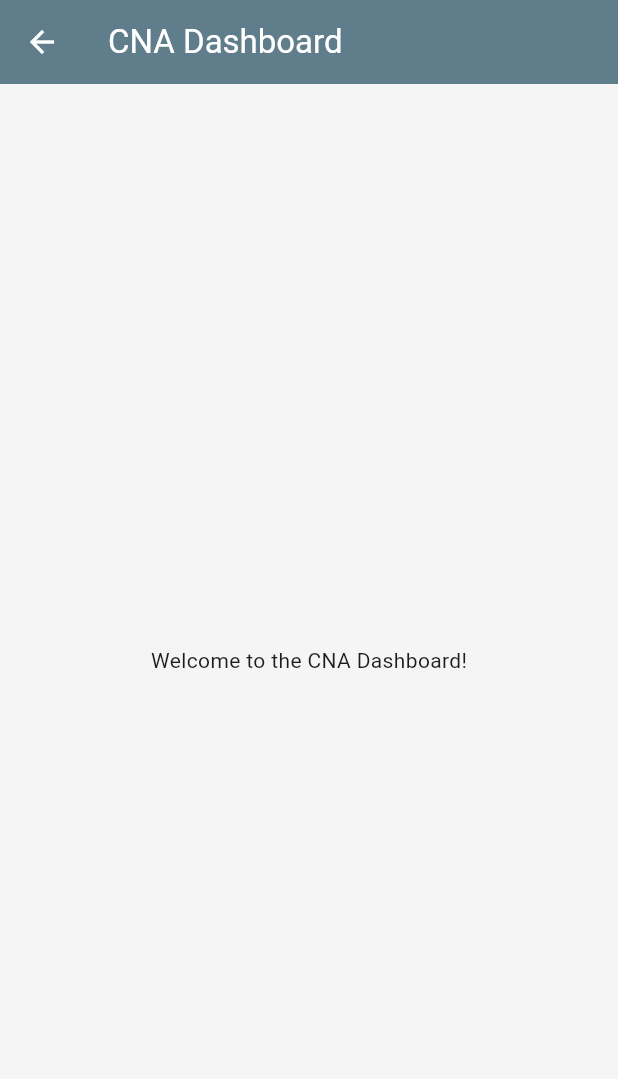
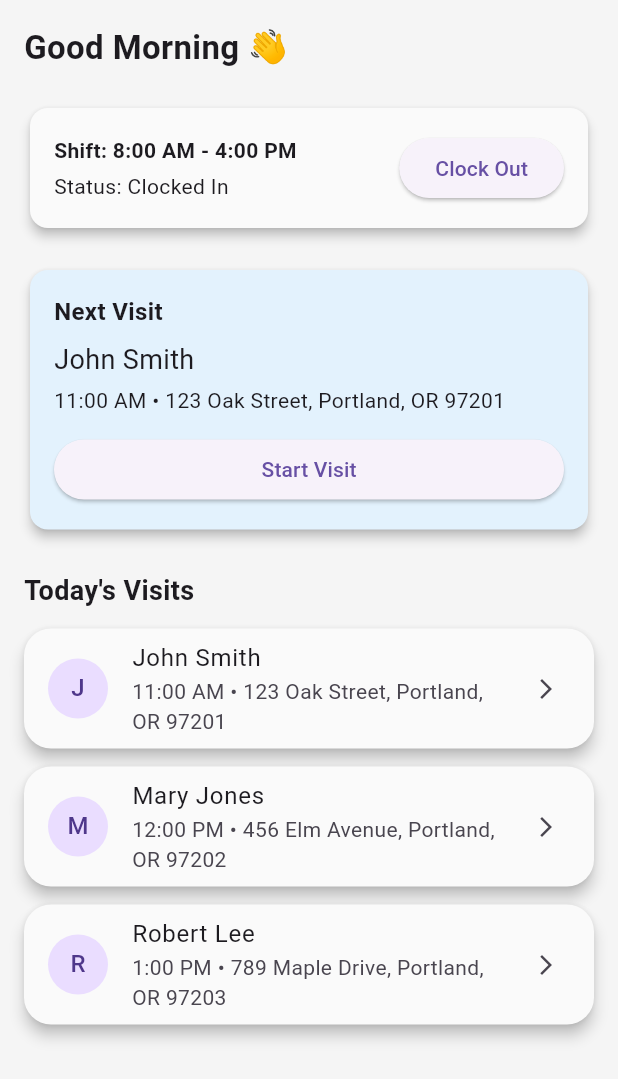
Before and after one commit to ThatoSiphosethu/hospice_app, a Flutter app: the CNADashboard screen opened by its route, on a phone screen of 412 x 824 dp. Shown: the top 1079 px of the screen. Run offline on Flutter 3.47's test engine with Material 3 defaults, Android fonts, the phone set to English and light mode, and no system bars.

Commit message:
cnaDashboard

```diff
--- a/lib/core/routing/app_router.dart
+++ b/lib/core/routing/app_router.dart
@@ -6,7 +6,6 @@ import 'package:flutter/material.dart';
 import 'package:hospice_app/features/ehr/domain/patient.dart';
 
 import '../../features/admin/presentation/admin_dashboard.dart';
-import '../../features/clinician/presentation/doctor_dashboard.dart';
 import '../../features/clinician/presentation/cna_dashboard.dart';
 import '../../features/patient_portal/presentation/patient_dashboard.dart';
 import '../../features/patient_portal/presentation/family_dashboard.dart';
@@ -19,7 +18,6 @@ class AppRouter {
   static final routes = <String, WidgetBuilder>{
     '/': (context) => const ClinicianHome(),
     '/admin': (context) => const AdminDashboard(),
-    '/doctor': (context) => const DoctorDashboard(),
     '/cna': (context) => const CNADashboard(),
     '/patient': (context) => const PatientDashboard(),
     '/family': (context) => const FamilyDashboard(),
--- a/lib/features/clinician/presentation/clinician_home.dart
+++ b/lib/features/clinician/presentation/clinician_home.dart
@@ -1,7 +1,8 @@
 import 'package:flutter/material.dart';
 import '../../../shared/widgets/app_shell.dart';
-import 'doctor_dashboard.dart';
+import 'cna_dashboard.dart';
 import '../../ehr/presentation/patient_list_screen.dart';
+
 /// Landing shell for clinician users.
 ///
 /// Uses `AppShell` to provide a consistent bottom navigation bar and
@@ -14,37 +15,23 @@ class ClinicianHome extends StatelessWidget {
   Widget build(BuildContext context) {
     return AppShell(
       pages: const [
-        DoctorDashboard(),
+        CNADashboard(),
         PatientListScreen(),
         Center(child: Text('Schedule')),
         Center(child: Text('Profile')),
       ],
 
       // NEW — titles for AppBar
-      titles: const [
-        'Dashboard',
-        'Patients',
-        'Schedule',
-        'Profile',
-      ],
+      titles: const ['Dashboard', 'Patients', 'Schedule', 'Profile'],
 
       items: const [
-        BottomNavigationBarItem(
-          icon: Icon(Icons.home),
-          label: 'Home',
-        ),
-        BottomNavigationBarItem(
-          icon: Icon(Icons.people),
-          label: 'Patients',
-        ),
+        BottomNavigationBarItem(icon: Icon(Icons.home), label: 'Home'),
+        BottomNavigationBarItem(icon: Icon(Icons.people), label: 'Patients'),
         BottomNavigationBarItem(
           icon: Icon(Icons.calendar_today),
           label: 'Schedule',
         ),
-        BottomNavigationBarItem(
-          icon: Icon(Icons.person),
-          label: 'Profile',
-        ),
+        BottomNavigationBarItem(icon: Icon(Icons.person), label: 'Profile'),
       ],
     );
   }
--- a/lib/features/clinician/presentation/cna_dashboard.dart
+++ b/lib/features/clinician/presentation/cna_dashboard.dart
@@ -1,26 +1,99 @@
 import 'package:flutter/material.dart';
+import 'package:hospice_app/shared/widgets/cards/shift_status_card.dart';
+import 'package:hospice_app/shared/widgets/cards/next_visit_card.dart';
+import 'package:hospice_app/shared/widgets/cards/visit_tile.dart';
+import 'package:hospice_app/features/scheduling/data/mock_visit_repository.dart';
+import 'package:hospice_app/features/scheduling/domain/visit_.dart';
 
-/// Dashboard for CNAs (Certified Nursing Assistants).
-///
-/// Contains quick access to patient care lists and shift tasks. Keep
-/// presentation separate from business logic to make testing straightforward.
-class CNADashboard extends StatelessWidget {
+class CNADashboard extends StatefulWidget {
+  const CNADashboard({super.key});
 
-  const CNADashboard({super.key});
+  @override
+  State<CNADashboard> createState() => _CNADashboardState();
+}
+
+class _CNADashboardState extends State<CNADashboard> {
+  late Future<List<Visit>> _visitsFuture;
+
+  @override
+  void initState() {
+    super.initState();
+    _visitsFuture = MockVisitRepository().getTodayVisits();
+  }
 
   @override
   Widget build(BuildContext context) {
     return Scaffold(
-      appBar: AppBar(
-        title: Text('CNA Dashboard'),
+      body: FutureBuilder<List<Visit>>(
+        future: _visitsFuture,
+        builder: (context, snapshot) {
+          if (!snapshot.hasData) {
+            return const Center(child: CircularProgressIndicator());
+          }
+
+          final visits = snapshot.data!;
+          final nextVisit = visits.isNotEmpty ? visits.first : null;
+
+          return SingleChildScrollView(
+            padding: const EdgeInsets.all(16),
+            child: Column(
+              crossAxisAlignment: CrossAxisAlignment.start,
+              children: [
+                /// Greeting
+                const Text(
+                  "Good Morning 👋",
+                  style: TextStyle(fontSize: 22, fontWeight: FontWeight.bold),
+                ),
+                const SizedBox(height: 20),
+
+                /// Shift Card
+                ShiftStatusCard(
+                  shiftTime: "8:00 AM - 4:00 PM",
+                  isClockedIn: true,
+                  onToggle: () {},
+                ),
+
+                const SizedBox(height: 20),
+
+                /// Next Visit (Dynamic)
+                if (nextVisit != null)
+                  NextVisitCard(
+                    patientName: nextVisit.patient.name,
+                    time: _formatTime(nextVisit.scheduledTime),
+                    address: nextVisit.patient.address ?? "",
+                    onStart: () {},
+                  ),
+
+                const SizedBox(height: 24),
+
+                /// Today's Visits Title
+                const Text(
+                  "Today's Visits",
+                  style: TextStyle(
+                      fontSize: 18, fontWeight: FontWeight.bold),
+                ),
+                const SizedBox(height: 12),
+
+                /// Dynamic Visit List
+                ...visits.map(
+                  (visit) => VisitTile(
+                    patientName: visit.patient.name,
+                    time: _formatTime(visit.scheduledTime),
+                    address: visit.patient.address ?? "",
+                    onTap: () {},
+                  ),
+                ),
+              ],
+            ),
+          );
+        },
       ),
-      body: Center(
-        child: Text('Welcome to the CNA Dashboard!'),
-      ),
-
-      // CNA-specific UI components would go here. For example,
-      //you might have a list of assigned patients, upcoming tasks, or shift schedules.
-      // Quick access to patient care lists and shift tasks could be implemented here, allowing CNAs to efficiently manage their responsibilities and stay organized during their shifts.
     );
   }
+
+  String _formatTime(DateTime time) {
+    final hour = time.hour > 12 ? time.hour - 12 : time.hour;
+    final period = time.hour >= 12 ? "PM" : "AM";
+    return "$hour:00 $period";
+  }
 }
--- a/lib/features/clinician/presentation/doctor_dashboard.dart
+++ /dev/null
@@ -1,22 +0,0 @@
-import 'package:flutter/material.dart';
-
-/// Dashboard for clinicians with the role of doctor.
-///
-/// This presentation widget should contain doctor-specific views such as
-/// assigned patients, tasks, and alerts.
-class DoctorDashboard extends StatelessWidget {
-
-  const DoctorDashboard({super.key});
-
-  @override
-  Widget build(BuildContext context) {
-    return Scaffold(
-
-      body: Center(
-        child: Text('Welcome to the Doctor Dashboard!'),
-
-        // Doctor-specific UI components would go here. For example, you might have a list of assigned patients, upcoming tasks, or alerts relevant to the doctor's responsibilities.
-      ),
-    );
-  }
-}
--- a/lib/features/ehr/data/patient_repository.dart
+++ b/lib/features/ehr/data/patient_repository.dart
@@ -22,6 +22,7 @@ class MockPatientRepository
         age: 72,
         diagnosis: 'Congestive Heart Failure',
         status: 'Active',
+        address: '123 Oak Street, Portland, OR 97201',
       ),
       Patient(
         id: '2',
@@ -29,6 +30,7 @@ class MockPatientRepository
         age: 65,
         diagnosis: 'Stage IV Cancer',
         status: 'Active',
+        address: '456 Elm Avenue, Portland, OR 97202',
       ),
       Patient(
         id: '3',
@@ -36,6 +38,7 @@ class MockPatientRepository
         age: 78,
         diagnosis: 'COPD',
         status: 'Discharged',
+        address: '789 Maple Drive, Portland, OR 97203',
       ),
     ];
   }
--- a/lib/features/ehr/domain/patient.dart
+++ b/lib/features/ehr/domain/patient.dart
@@ -9,6 +9,7 @@ class Patient {
   final int age; // Placeholder, calculate from DOB when implemented
   final String diagnosis;
   final String status;
+  final String? address;
 
   Patient({
     required this.id,
@@ -16,5 +17,6 @@ class Patient {
     required this.age,
     required this.diagnosis,
     required this.status,
+    this.address,
   });
 }
--- /dev/null
+++ b/lib/features/scheduling/data/mock_visit_repository.dart
@@ -0,0 +1,22 @@
+/// Mock repository for visit scheduling.
+library;
+
+import 'package:hospice_app/features/ehr/data/patient_repository.dart';
+import 'package:hospice_app/features/scheduling/domain/visit_.dart';
+
+class MockVisitRepository {
+  final _patientRepo = MockPatientRepository();
+
+  Future<List<Visit>> getTodayVisits() async {
+    final patients = await _patientRepo.fetchPatients();
+
+    return List.generate(
+      patients.length,
+      (index) => Visit(
+        id: 'visit_$index',
+        patient: patients[index],
+        scheduledTime: DateTime.now().add(Duration(hours: index + 1)),
+      ),
+    );
+  }
+}
--- /dev/null
+++ b/lib/features/scheduling/domain/visit_.dart
@@ -0,0 +1,28 @@
+import 'package:hospice_app/features/ehr/domain/patient.dart';
+
+enum VisitStatus { scheduled, inProgress, completed }
+
+class Visit {
+  final String id;
+  final Patient patient;
+  final DateTime scheduledTime;
+  final VisitStatus status;
+
+  const Visit({
+    required this.id,
+    required this.patient,
+    required this.scheduledTime,
+    this.status = VisitStatus.scheduled,
+  });
+
+  Visit copyWith({
+    VisitStatus? status,
+  }) {
+    return Visit(
+      id: id,
+      patient: patient,
+      scheduledTime: scheduledTime,
+      status: status ?? this.status,
+    );
+  }
+}
--- /dev/null
+++ b/lib/shared/widgets/cards/info_card.dart
@@ -0,0 +1,29 @@
+import 'package:flutter/material.dart';
+
+class InfoCard extends StatelessWidget {
+  final Widget child;
+  final EdgeInsetsGeometry padding;
+  final Color? backgroundColor;
+
+  const InfoCard({
+    super.key,
+    required this.child,
+    this.padding = const EdgeInsets.all(16),
+    this.backgroundColor,
+  });
+
+  @override
+  Widget build(BuildContext context) {
+    return Card(
+      color: backgroundColor,
+      elevation: 3,
+      shape: RoundedRectangleBorder(
+        borderRadius: BorderRadius.circular(12),
+      ),
+      child: Padding(
+        padding: padding,
+        child: child,
+      ),
+    );
+  }
+}
--- /dev/null
+++ b/lib/shared/widgets/cards/next_visit_card.dart
@@ -0,0 +1,48 @@
+import 'package:flutter/material.dart';
+import 'info_card.dart';
+
+class NextVisitCard extends StatelessWidget {
+  final String patientName;
+  final String time;
+  final String address;
+  final VoidCallback onStart;
+
+  const NextVisitCard({
+    super.key,
+    required this.patientName,
+    required this.time,
+    required this.address,
+    required this.onStart,
+  });
+
+  @override
+  Widget build(BuildContext context) {
+    return InfoCard(
+      backgroundColor: Colors.blue.shade50,
+      child: Column(
+        crossAxisAlignment: CrossAxisAlignment.start,
+        children: [
+          const Text(
+            "Next Visit",
+            style: TextStyle(fontWeight: FontWeight.bold, fontSize: 16),
+          ),
+          const SizedBox(height: 8),
+          Text(
+            patientName,
+            style: const TextStyle(fontSize: 18),
+          ),
+          const SizedBox(height: 4),
+          Text("$time • $address"),
+          const SizedBox(height: 12),
+          SizedBox(
+            width: double.infinity,
+            child: ElevatedButton(
+              onPressed: onStart,
+              child: const Text("Start Visit"),
+            ),
+          ),
+        ],
+      ),
+    );
+  }
+}
--- /dev/null
+++ b/lib/shared/widgets/cards/shift_status_card.dart
@@ -0,0 +1,43 @@
+import 'package:flutter/material.dart';
+import 'info_card.dart';
+
+class ShiftStatusCard extends StatelessWidget {
+  final String shiftTime;
+  final bool isClockedIn;
+  final VoidCallback onToggle;
+
+  const ShiftStatusCard({
+    super.key,
+    required this.shiftTime,
+    required this.isClockedIn,
+    required this.onToggle,
+  });
+
+  @override
+  Widget build(BuildContext context) {
+    return InfoCard(
+      child: Row(
+        mainAxisAlignment: MainAxisAlignment.spaceBetween,
+        children: [
+          Column(
+            crossAxisAlignment: CrossAxisAlignment.start,
+            children: [
+              Text(
+                "Shift: $shiftTime",
+                style: const TextStyle(fontWeight: FontWeight.bold),
+              ),
+              const SizedBox(height: 4),
+              Text(
+                isClockedIn ? "Status: Clocked In" : "Status: Clocked Out",
+              ),
+            ],
+          ),
+          ElevatedButton(
+            onPressed: onToggle,
+            child: Text(isClockedIn ? "Clock Out" : "Clock In"),
+          ),
+        ],
+      ),
+    );
+  }
+}
--- /dev/null
+++ b/lib/shared/widgets/cards/visit_tile.dart
@@ -0,0 +1,32 @@
+import 'package:flutter/material.dart';
+
+class VisitTile extends StatelessWidget {
+  final String patientName;
+  final String time;
+  final String address;
+  final VoidCallback onTap;
+
+  const VisitTile({
+    super.key,
+    required this.patientName,
+    required this.time,
+    required this.address,
+    required this.onTap,
+  });
+
+  @override
+  Widget build(BuildContext context) {
+    return Card(
+      margin: const EdgeInsets.only(bottom: 12),
+      child: ListTile(
+        leading: CircleAvatar(
+          child: Text(patientName[0]),
+        ),
+        title: Text(patientName),
+        subtitle: Text("$time • $address"),
+        trailing: const Icon(Icons.arrow_forward_ios, size: 16),
+        onTap: onTap,
+      ),
+    );
+  }
+}
```
Also changed, not shown: lib/pages/patient.dart (added).
